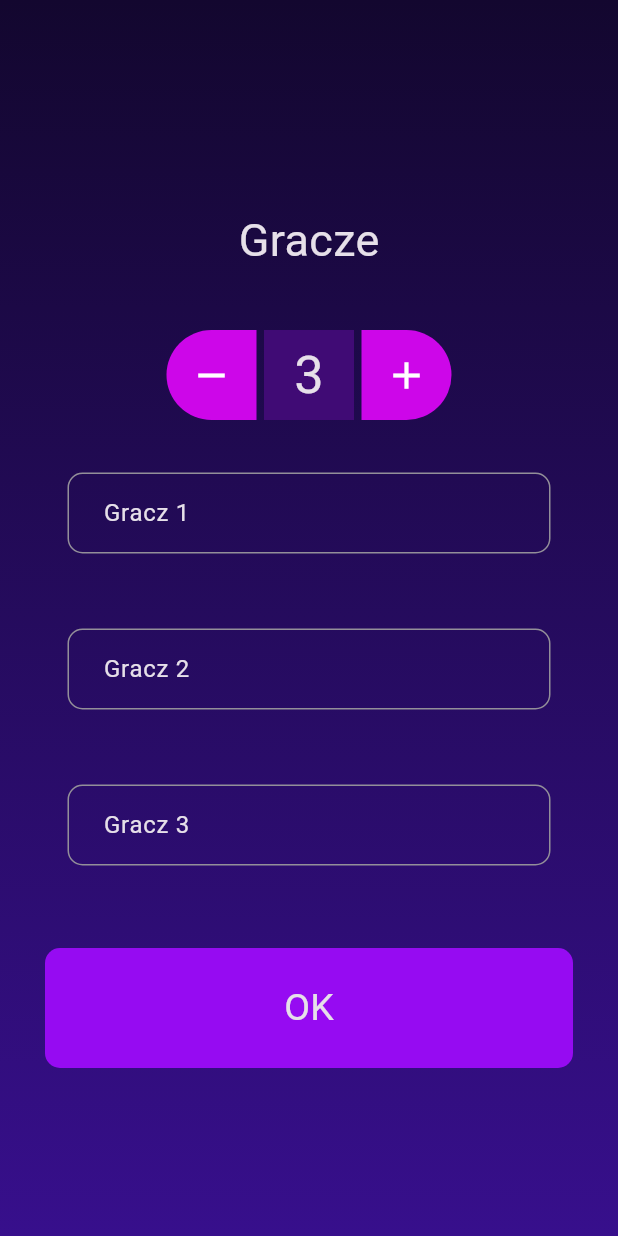
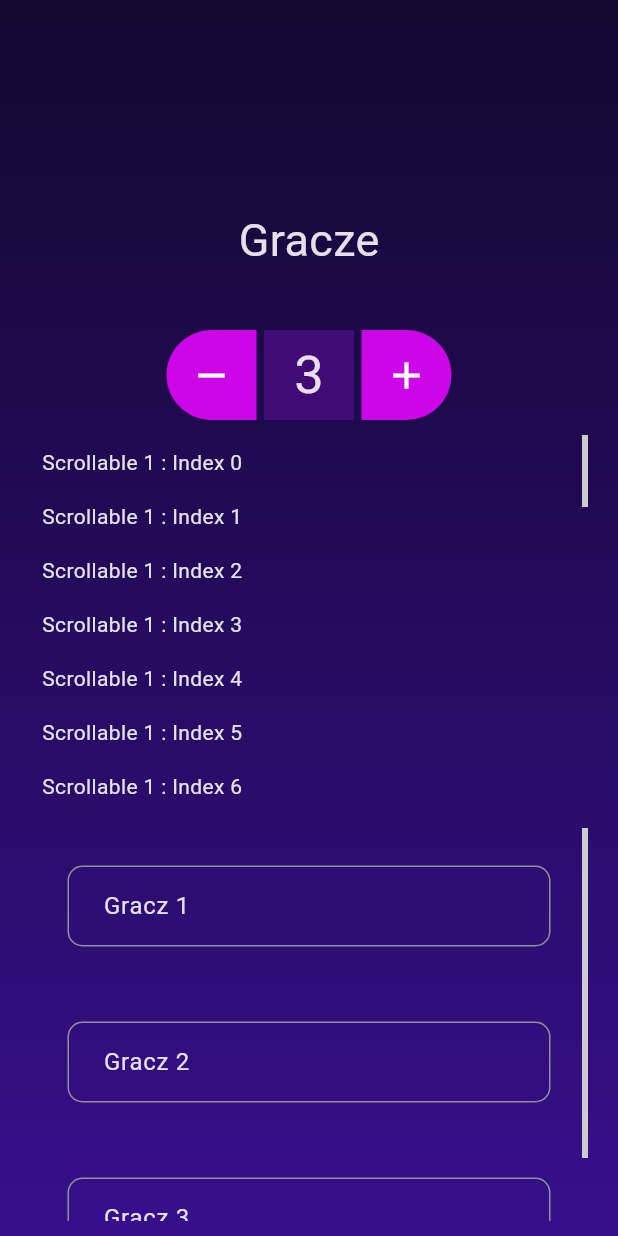
Before and after one commit to pawelmajchrzak/szpiegula_flutter, a Flutter app: the screen it shows after launch, on a phone screen of 412 x 824 dp. Run offline on Flutter 3.47's test engine with Material 3 defaults, Android fonts, the phone set to English and light mode, and no system bars; our stand-ins replace font_awesome_flutter.

Commit message:
add ScrollBar to TextFields

```diff
--- a/lib/main.dart
+++ b/lib/main.dart
@@ -15,6 +15,7 @@ class SpyApp extends StatelessWidget {
         scaffoldBackgroundColor: Colors.transparent,
       ),
       home: SetPlayersScreen(),
+
     );
   }
 }
--- a/lib/screens/set_players_screen.dart
+++ b/lib/screens/set_players_screen.dart
@@ -11,6 +11,7 @@ class _SetPlayersScreenState extends State<SetPlayersScreen> {
   String namePlayer = 'Pawel';
   TextEditingController _controller = TextEditingController();
   List<TextEditingController> controllers = [];
+  final ScrollController _firstController = ScrollController();
 
   @override
   void initState() {
@@ -74,52 +75,82 @@ class _SetPlayersScreenState extends State<SetPlayersScreen> {
                 ],
               ),
             ),
+            Expanded(
+                //width: constraints.maxWidth / 2,
+                // When using the PrimaryScrollController and a Scrollbar
+                // together, only one ScrollPosition can be attached to the
+                // PrimaryScrollController at a time. Providing a
+                // unique scroll controller to this scroll view prevents it
+                // from attaching to the PrimaryScrollController.
+                child: Scrollbar(
+                  thumbVisibility: true,
+                  controller: _firstController,
+                  child: ListView.builder(
+                      controller: _firstController,
+                      itemCount: 100,
+                      itemBuilder: (BuildContext context, int index) {
+                        return Padding(
+                          padding: const EdgeInsets.all(8.0),
+                          child: Text('Scrollable 1 : Index $index'),
+                        );
+                      }),
+                )),
 
-
-              Column(
-                children:
-                  List.generate(numberOfPlayers, (index) => Container(
+            Expanded(
+              child: Scrollbar(
+                key: UniqueKey(),
+                thumbVisibility: true,
+                child: ListView.builder(
+                  primary: true,
+                  shrinkWrap: true,
+                  itemCount: numberOfPlayers,
+                  itemBuilder: (BuildContext context, int index) {
+                    return Container(
                       margin: EdgeInsets.all(25),
-                    child:                   TextField(
-                      controller:controllers[index],
-                      //controller: _controller,
+                      child: TextField(
+                        controller: controllers[index],
                         keyboardType: TextInputType.name,
                         onChanged: (value) {
                           namePlayer = value;
                           print(index);
                         },
                         decoration: InputDecoration(
-                          contentPadding:
-                          EdgeInsets.symmetric(vertical: 15, horizontal: 20),
+                          contentPadding: EdgeInsets.symmetric(vertical: 15, horizontal: 20),
                           border: OutlineInputBorder(
                             borderRadius: BorderRadius.all(Radius.circular(10)),
-                          )),
-                    ),
-                  )),
-              ),
-
-            Container(
-              height: 80,
-              margin: EdgeInsets.only(top: 30, bottom: 70, left: 10, right: 10),
-              decoration: BoxDecoration(
-                color: Color(0xFF960bf2),
-                borderRadius: BorderRadius.circular(10.0),
-              ),
-              child: GestureDetector(
-                onTap: () {
-                  print('click');
-                  //onPress();
-                },
-                child: Center(
-                  child: Text(
-                    'OK',
-                    style: TextStyle(
-                      fontSize: 25,
                           ),
                         ),
                       ),
+                    );
+                  },
                 ),
               ),
+            ),
+
+
+
+            // Container(
+            //   height: 80,
+            //   margin: EdgeInsets.only(top: 30, bottom: 70, left: 10, right: 10),
+            //   decoration: BoxDecoration(
+            //     color: Color(0xFF960bf2),
+            //     borderRadius: BorderRadius.circular(10.0),
+            //   ),
+            //   child: GestureDetector(
+            //     onTap: () {
+            //       print('click');
+            //       //onPress();
+            //     },
+            //     child: Center(
+            //       child: Text(
+            //         'OK',
+            //         style: TextStyle(
+            //           fontSize: 25,
+            //         ),
+            //       ),
+            //     ),
+            //   ),
+            // ),
           ],
         ),
       ),
```
Also changed, not shown: lib/screens/test.dart (added, +69 -0 lines). Lines whose indentation alone changed are shown as unchanged.
